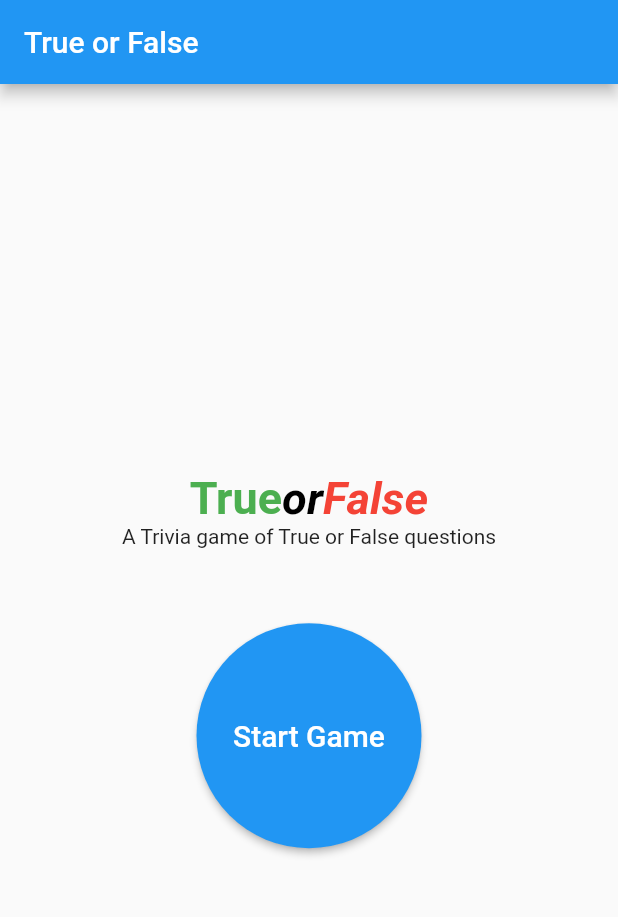
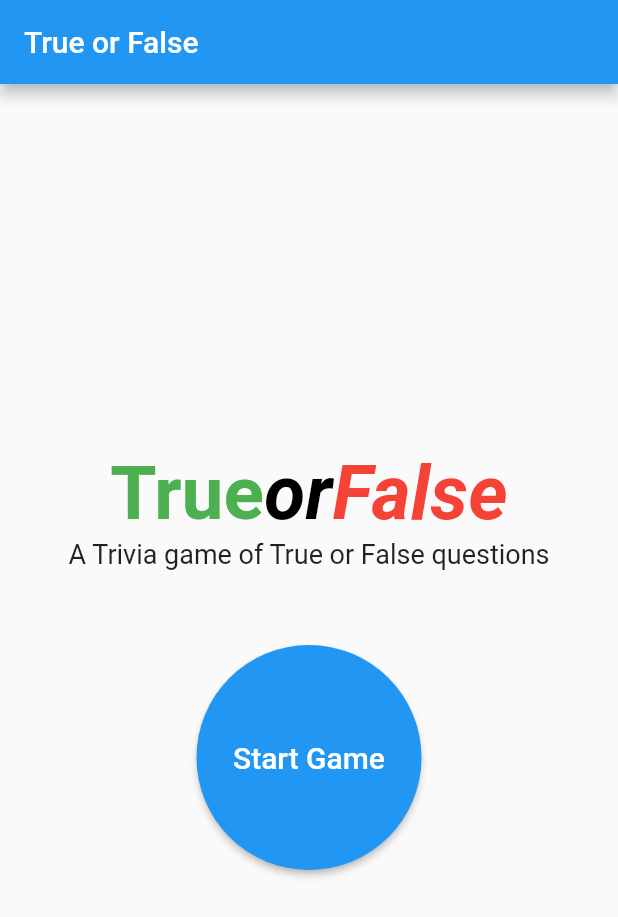
Before and after one commit to jorgeprieto1988/quizz, a Flutter app: the screen it shows after launch, on a phone screen of 412 x 824 dp. Shown: the top 917 px of the screen. Run offline on Flutter 3.47's test engine with Material 2 defaults, Android fonts, the phone set to English and light mode, and no system bars.

Commit message:
change font size

```diff
--- a/lib/main.dart
+++ b/lib/main.dart
@@ -41,7 +41,7 @@ class MyHomePage extends StatelessWidget {
                   style: TextStyle(
                     fontWeight: FontWeight.w700,
                     color: Colors.green,
-                    fontSize: 30.0,
+                    fontSize: 50.0,
                   ),
                   children: [
                     TextSpan(
@@ -49,7 +49,7 @@ class MyHomePage extends StatelessWidget {
                       style: TextStyle(
                         fontStyle: FontStyle.italic,
                         color: Colors.black,
-                        fontSize: 30.0,
+                        fontSize: 50.0,
                       ),
                     ),
                     TextSpan(
@@ -57,13 +57,14 @@ class MyHomePage extends StatelessWidget {
                       style: TextStyle(
                         fontStyle: FontStyle.italic,
                         color: Colors.red,
-                        fontSize: 30.0,
+                        fontSize: 50.0,
                       ),
                     ),
                   ],
                 ),
               ),
-              Text("A Trivia game of True or False questions"),
+              Text("A Trivia game of True or False questions",
+                  style: TextStyle(fontSize: 18)),
               SizedBox(
                 height: 50.0,
               ),
```
